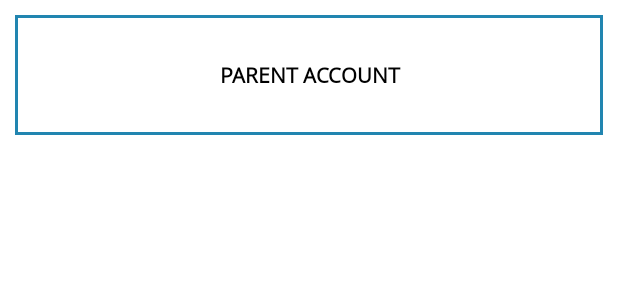
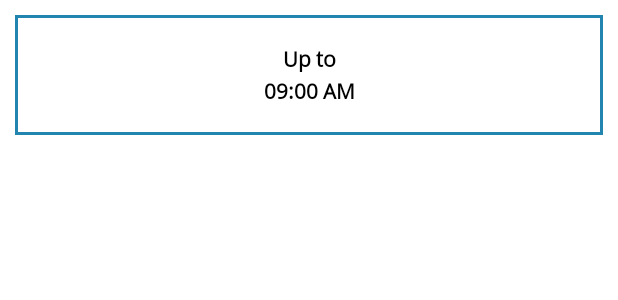
Before and after one commit to Balaaravindh/PMS-master, an Android app: the layout alert_list_single.xml on its own in the app's theme, with its tools: preview values and no code run, on a phone screen of 412 x 824 dp. Shown: the top 300 px of the screen. Run offline under Robolectric (Android 15) with nearby library versions, the phone set to English and light mode, and no system bars; network calls fail.

Commit message:
Added label upto time

```diff
--- a/app/src/main/java/com/election/PMS/Activity/TimeActivity.java
+++ b/app/src/main/java/com/election/PMS/Activity/TimeActivity.java
@@ -83,7 +83,7 @@ public class TimeActivity extends AppCompatActivity {
         }
 
         count_editext.addTextChangedListener(mTextEditorWatcher);
-        time_text.setText(Html.fromHtml("<b>" + time + " Status.</b><br><br>Please enter the No. of votes polled till " + time));
+        time_text.setText(Html.fromHtml("Up to <b>" + time + " Status.</b><br><br>Please enter the No. of votes polled till " + time));
 
         back.setOnClickListener(v -> finish());
 
--- a/app/src/main/res/layout/alert_list_single.xml
+++ b/app/src/main/res/layout/alert_list_single.xml
@@ -9,20 +9,43 @@
         android:background="@drawable/time_bg">
 
         <TextView
+            android:id="@+id/alert_title_up"
+            android:layout_width="match_parent"
+            android:layout_height="wrap_content"
+            android:layout_marginLeft="5dp"
+            android:layout_marginRight="5dp"
+            android:fontFamily="@font/opensans_regular"
+            android:gravity="center_horizontal"
+            android:maxLines="3"
+            android:text="Up to"
+            android:textAlignment="center"
+            android:textColor="#000"
+            android:layout_above="@+id/centerLine"
+            android:textAllCaps="false"
+            android:textStyle="bold"
+            android:textSize="14sp" />
+
+        <RelativeLayout
+            android:id="@+id/centerLine"
+            android:layout_width="match_parent"
+            android:layout_height="1dp"
+            android:layout_centerInParent="true" />
+
+        <TextView
             android:id="@+id/alert_title"
             android:layout_width="match_parent"
             android:layout_height="wrap_content"
-            android:layout_centerInParent="true"
-            android:layout_marginLeft="10dp"
-            android:layout_marginRight="10dp"
+            android:layout_marginLeft="5dp"
+            android:layout_marginRight="5dp"
+            android:layout_below="@+id/centerLine"
             android:fontFamily="@font/opensans_regular"
             android:gravity="center_horizontal"
             android:maxLines="3"
-            android:text="@string/parent_account"
+            android:textStyle="bold"
+            android:text="09:00 AM"
             android:textAlignment="center"
             android:textColor="#000"
             android:textAllCaps="true"
-            android:textStyle="bold"
             android:textSize="14sp" />
 
     </RelativeLayout>
```
